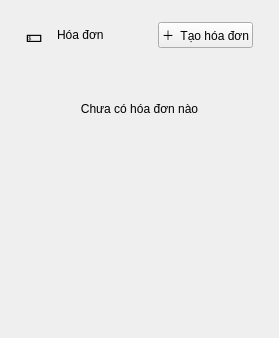
This is ui/invoices.ui in thaieaut-engineer/LTUD_Python_Nhom_18 as Qt 5 draws it before an edit. The edited form follows.
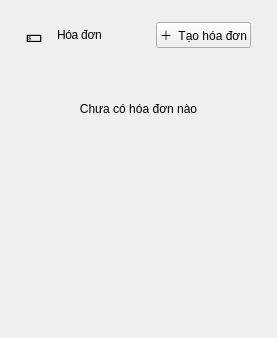
This is the edited form.

```diff
--- a/ui/invoices.ui
+++ b/ui/invoices.ui
@@ -3,11 +3,11 @@
  <class>InvoicesPage</class>
  <widget class="QWidget" name="InvoicesPage">
   <property name="styleSheet">
-   <string notr="true">QLabel#PageTitle{font: 800 16pt "Segoe UI";}
+   <string notr="true">QLabel#PageTitle{font: 800 17pt "Segoe UI"; letter-spacing: -0.3px;}
 QPushButton#PrimaryButton{
 border:0px; border-radius:14px; padding:10px 14px;
 color:white; font: 800 10pt "Segoe UI";
-background: qlineargradient(x1:0,y1:0,x2:1,y2:0, stop:0 #6366F1, stop:1 #8B5CF6);
+background: qlineargradient(x1:0,y1:0,x2:1,y2:0, stop:0 #6366F1, stop:1 #c026d3);
 }
 QLabel#Muted{color: rgba(15,23,42,0.40); font: 700 10pt "Segoe UI";}</string>
   </property>
```
